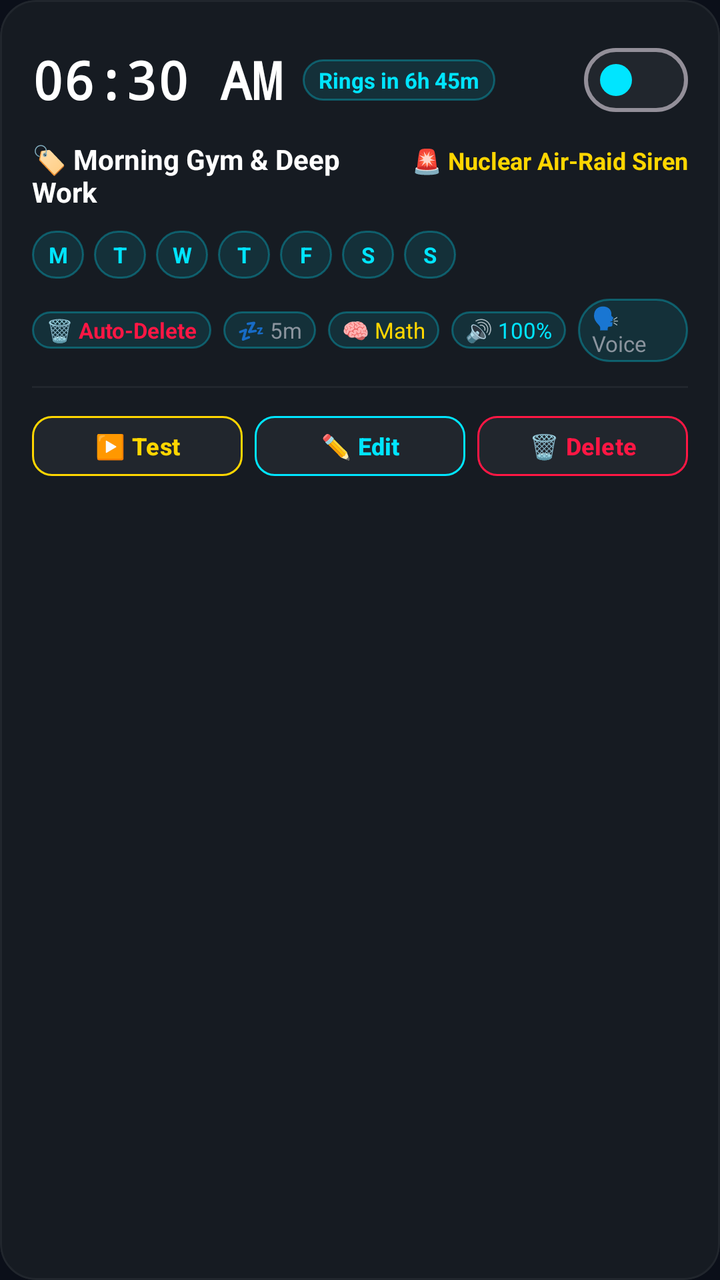
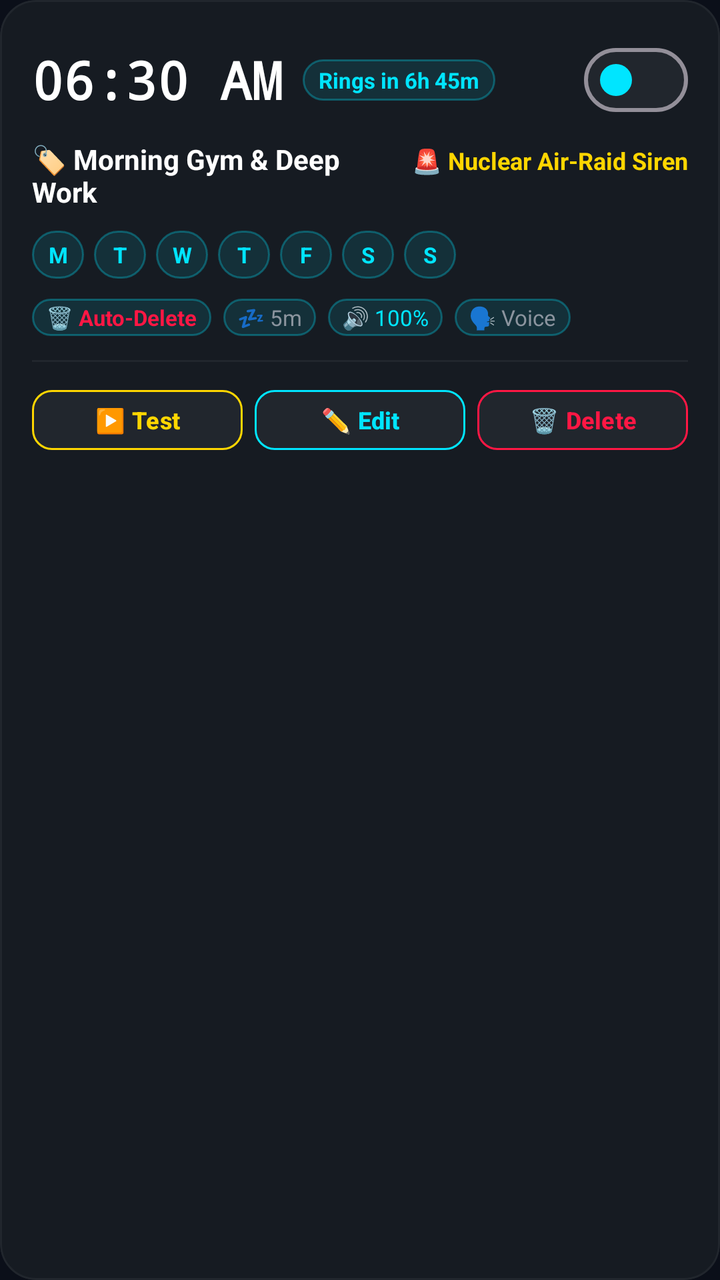

An Android layout rendered at two revisions. The XML below is the earlier revision; the diff shows what the commit changed to produce the second picture.
<!-- AndroidManifest.xml: application theme Theme.InstaGuard -->
<!-- res/layout/item_smart_alarm.xml -->
<?xml version="1.0" encoding="utf-8"?>
<com.google.android.material.card.MaterialCardView xmlns:android="http://schemas.android.com/apk/res/android"
    xmlns:app="http://schemas.android.com/apk/res-auto"
    android:id="@+id/cardAlarmRoot"
    android:layout_width="match_parent"
    android:layout_height="wrap_content"
    android:layout_marginBottom="12dp"
    app:cardBackgroundColor="@color/surface_card"
    app:cardCornerRadius="18dp"
    app:cardElevation="0dp"
    app:strokeColor="@color/surface_variant"
    app:strokeWidth="1dp">

    <LinearLayout
        android:layout_width="match_parent"
        android:layout_height="wrap_content"
        android:orientation="vertical"
        android:padding="16dp">

        
        <LinearLayout
            android:layout_width="match_parent"
            android:layout_height="wrap_content"
            android:gravity="center_vertical"
            android:orientation="horizontal">

            <TextView
                android:id="@+id/tvAlarmTime"
                android:layout_width="wrap_content"
                android:layout_height="wrap_content"
                android:text="06:30 AM"
                android:textColor="@color/text_primary"
                android:textSize="26sp"
                android:textStyle="bold"
                android:fontFamily="monospace" />

            <TextView
                android:id="@+id/tvCountdownBadge"
                android:layout_width="wrap_content"
                android:layout_height="wrap_content"
                android:layout_marginStart="10dp"
                android:background="@drawable/bg_pill_version"
                android:paddingHorizontal="8dp"
                android:paddingVertical="3dp"
                android:text="Rings in 6h 45m"
                android:textColor="@color/accent_neon_blue"
                android:textSize="11sp"
                android:textStyle="bold" />

            <View
                android:layout_width="0dp"
                android:layout_height="1dp"
                android:layout_weight="1" />

            <com.google.android.material.materialswitch.MaterialSwitch
                android:id="@+id/switchAlarmEnabled"
                android:layout_width="wrap_content"
                android:layout_height="wrap_content"
                app:thumbTint="@color/accent_neon_blue"
                app:trackTint="@color/surface_variant" />
        </LinearLayout>

        
        <LinearLayout
            android:layout_width="match_parent"
            android:layout_height="wrap_content"
            android:layout_marginTop="6dp"
            android:orientation="horizontal">

            <TextView
                android:id="@+id/tvAlarmLabel"
                android:layout_width="0dp"
                android:layout_height="wrap_content"
                android:layout_weight="1"
                android:text="🏷️ Morning Gym &amp; Deep Work"
                android:textColor="@color/text_primary"
                android:textSize="14sp"
                android:textStyle="bold" />

            <TextView
                android:id="@+id/tvAlarmSound"
                android:layout_width="wrap_content"
                android:layout_height="wrap_content"
                android:layout_marginStart="8dp"
                android:text="🚨 Nuclear Air-Raid Siren"
                android:textColor="@color/accent_yellow"
                android:textSize="12sp"
                android:textStyle="bold" />
        </LinearLayout>

        
        <LinearLayout
            android:id="@+id/layoutDaysPills"
            android:layout_width="wrap_content"
            android:layout_height="wrap_content"
            android:layout_marginTop="10dp"
            android:orientation="horizontal">

            <TextView
                android:id="@+id/pillMon"
                android:layout_width="26dp"
                android:layout_height="24dp"
                android:background="@drawable/bg_pill_version"
                android:gravity="center"
                android:text="M"
                android:textColor="@color/accent_neon_blue"
                android:textSize="11sp"
                android:textStyle="bold" />

            <TextView
                android:id="@+id/pillTue"
                android:layout_width="26dp"
                android:layout_height="24dp"
                android:layout_marginStart="5dp"
                android:background="@drawable/bg_pill_version"
                android:gravity="center"
                android:text="T"
                android:textColor="@color/accent_neon_blue"
                android:textSize="11sp"
                android:textStyle="bold" />

            <TextView
                android:id="@+id/pillWed"
                android:layout_width="26dp"
                android:layout_height="24dp"
                android:layout_marginStart="5dp"
                android:background="@drawable/bg_pill_version"
                android:gravity="center"
                android:text="W"
                android:textColor="@color/accent_neon_blue"
                android:textSize="11sp"
                android:textStyle="bold" />

            <TextView
                android:id="@+id/pillThu"
                android:layout_width="26dp"
                android:layout_height="24dp"
                android:layout_marginStart="5dp"
                android:background="@drawable/bg_pill_version"
                android:gravity="center"
                android:text="T"
                android:textColor="@color/accent_neon_blue"
                android:textSize="11sp"
                android:textStyle="bold" />

            <TextView
                android:id="@+id/pillFri"
                android:layout_width="26dp"
                android:layout_height="24dp"
                android:layout_marginStart="5dp"
                android:background="@drawable/bg_pill_version"
                android:gravity="center"
                android:text="F"
                android:textColor="@color/accent_neon_blue"
                android:textSize="11sp"
                android:textStyle="bold" />

            <TextView
                android:id="@+id/pillSat"
                android:layout_width="26dp"
                android:layout_height="24dp"
                android:layout_marginStart="5dp"
                android:background="@drawable/bg_pill_version"
                android:gravity="center"
                android:text="S"
                android:textColor="@color/accent_neon_blue"
                android:textSize="11sp"
                android:textStyle="bold" />

            <TextView
                android:id="@+id/pillSun"
                android:layout_width="26dp"
                android:layout_height="24dp"
                android:layout_marginStart="5dp"
                android:background="@drawable/bg_pill_version"
                android:gravity="center"
                android:text="S"
                android:textColor="@color/accent_neon_blue"
                android:textSize="11sp"
                android:textStyle="bold" />
        </LinearLayout>

        
        <LinearLayout
            android:layout_width="match_parent"
            android:layout_height="wrap_content"
            android:layout_marginTop="10dp"
            android:gravity="center_vertical"
            android:orientation="horizontal">

            <TextView
                android:id="@+id/tvBadgeAutoDelete"
                android:layout_width="wrap_content"
                android:layout_height="wrap_content"
                android:layout_marginEnd="6dp"
                android:background="@drawable/bg_pill_version"
                android:paddingHorizontal="7dp"
                android:paddingVertical="2dp"
                android:text="🗑️ Auto-Delete"
                android:textColor="@color/accent_red"
                android:textSize="11sp"
                android:textStyle="bold" />

            <TextView
                android:id="@+id/tvBadgeSnooze"
                android:layout_width="wrap_content"
                android:layout_height="wrap_content"
                android:layout_marginEnd="6dp"
                android:background="@drawable/bg_pill_version"
                android:paddingHorizontal="7dp"
                android:paddingVertical="2dp"
                android:text="💤 5m"
                android:textColor="@color/text_secondary"
                android:textSize="11sp" />

            <TextView
                android:id="@+id/tvBadgeMission"
                android:layout_width="wrap_content"
                android:layout_height="wrap_content"
                android:layout_marginEnd="6dp"
                android:background="@drawable/bg_pill_version"
                android:paddingHorizontal="7dp"
                android:paddingVertical="2dp"
                android:text="🧠 Math"
                android:textColor="@color/accent_yellow"
                android:textSize="11sp" />

            <TextView
                android:id="@+id/tvBadgeVolume"
                android:layout_width="wrap_content"
                android:layout_height="wrap_content"
                android:layout_marginEnd="6dp"
                android:background="@drawable/bg_pill_version"
                android:paddingHorizontal="7dp"
                android:paddingVertical="2dp"
                android:text="🔊 100%"
                android:textColor="@color/accent_neon_blue"
                android:textSize="11sp" />

            <TextView
                android:id="@+id/tvBadgeVoice"
                android:layout_width="wrap_content"
                android:layout_height="wrap_content"
                android:background="@drawable/bg_pill_version"
                android:paddingHorizontal="7dp"
                android:paddingVertical="2dp"
                android:text="🗣️ Voice"
                android:textColor="@color/text_secondary"
                android:textSize="11sp" />
        </LinearLayout>

        
        <View
            android:layout_width="match_parent"
            android:layout_height="1dp"
            android:layout_marginTop="12dp"
            android:layout_marginBottom="10dp"
            android:background="@color/surface_variant" />

        
        <LinearLayout
            android:layout_width="match_parent"
            android:layout_height="wrap_content"
            android:gravity="center_vertical"
            android:orientation="horizontal">

            <com.google.android.material.button.MaterialButton
                android:id="@+id/btnTestAlarm"
                android:layout_width="0dp"
                android:layout_height="38dp"
                android:layout_weight="1"
                android:layout_marginEnd="6dp"
                android:text="▶️ Test"
                android:textColor="@color/accent_yellow"
                android:textStyle="bold"
                android:textSize="12sp"
                app:cornerRadius="10dp"
                app:strokeWidth="1dp"
                app:strokeColor="@color/accent_yellow"
                app:backgroundTint="@color/surface_variant" />

            <com.google.android.material.button.MaterialButton
                android:id="@+id/btnEditAlarm"
                android:layout_width="0dp"
                android:layout_height="38dp"
                android:layout_weight="1"
                android:layout_marginEnd="6dp"
                android:text="✏️ Edit"
                android:textColor="@color/accent_neon_blue"
                android:textStyle="bold"
                android:textSize="12sp"
                app:cornerRadius="10dp"
                app:strokeWidth="1dp"
                app:strokeColor="@color/accent_neon_blue"
                app:backgroundTint="@color/surface_variant" />

            <com.google.android.material.button.MaterialButton
                android:id="@+id/btnDeleteAlarm"
                android:layout_width="0dp"
                android:layout_height="38dp"
                android:layout_weight="1"
                android:text="🗑️ Delete"
                android:textColor="@color/accent_red"
                android:textStyle="bold"
                android:textSize="12sp"
                app:cornerRadius="10dp"
                app:strokeWidth="1dp"
                app:strokeColor="@color/accent_red"
                app:backgroundTint="@color/surface_variant" />
        </LinearLayout>

    </LinearLayout>
</com.google.android.material.card.MaterialCardView>
<!-- resources referenced by this layout -->
<resources>
  <color name="accent_neon_blue">#00E5FF</color>
  <color name="accent_red">#FF1744</color>
  <color name="accent_yellow">#FFD600</color>
  <color name="surface_card">#161B22</color>
  <color name="surface_variant">#21262D</color>
  <color name="text_primary">#FFFFFF</color>
  <color name="text_secondary">#8B949E</color>
  <!-- drawable bg_pill_version (drawable) -->
  <?xml version="1.0" encoding="utf-8"?>
  <shape xmlns:android="http://schemas.android.com/apk/res/android"
      android:shape="rectangle">
      <corners android:radius="20dp" />
      <solid android:color="#1A00E5FF" />
      <stroke
          android:width="1dp"
          android:color="#4D00E5FF" />
  </shape>
  <style name="Theme.InstaGuard" parent="Theme.Material3.Dark.NoActionBar">
          <item name="colorPrimary">@color/accent_neon_blue</item>
          <item name="colorPrimaryVariant">@color/primary_dark</item>
          <item name="colorOnPrimary">#0B0F19</item>
          <item name="colorSecondary">@color/accent_yellow</item>
          <item name="android:statusBarColor">@color/bg_primary</item>
          <item name="android:navigationBarColor">@color/surface_card</item>
          <item name="android:windowLightStatusBar" tools:targetApi="m">false</item>
          <item name="android:windowLightNavigationBar" tools:targetApi="o_mr1">false</item>
          <item name="android:windowBackground">@color/bg_primary</item>
      </style>
  <color name="primary_dark">#00B0FF</color>
  <color name="bg_primary">#0B0F19</color>
</resources>

<!-- the commit's change to res/layout/item_smart_alarm.xml (unified diff, before → after) -->
@@ -214,18 +214,6 @@
                 android:textSize="11sp" />
 
             <TextView
-                android:id="@+id/tvBadgeMission"
-                android:layout_width="wrap_content"
-                android:layout_height="wrap_content"
-                android:layout_marginEnd="6dp"
-                android:background="@drawable/bg_pill_version"
-                android:paddingHorizontal="7dp"
-                android:paddingVertical="2dp"
-                android:text="🧠 Math"
-                android:textColor="@color/accent_yellow"
-                android:textSize="11sp" />
-
-            <TextView
                 android:id="@+id/tvBadgeVolume"
                 android:layout_width="wrap_content"
                 android:layout_height="wrap_content"
